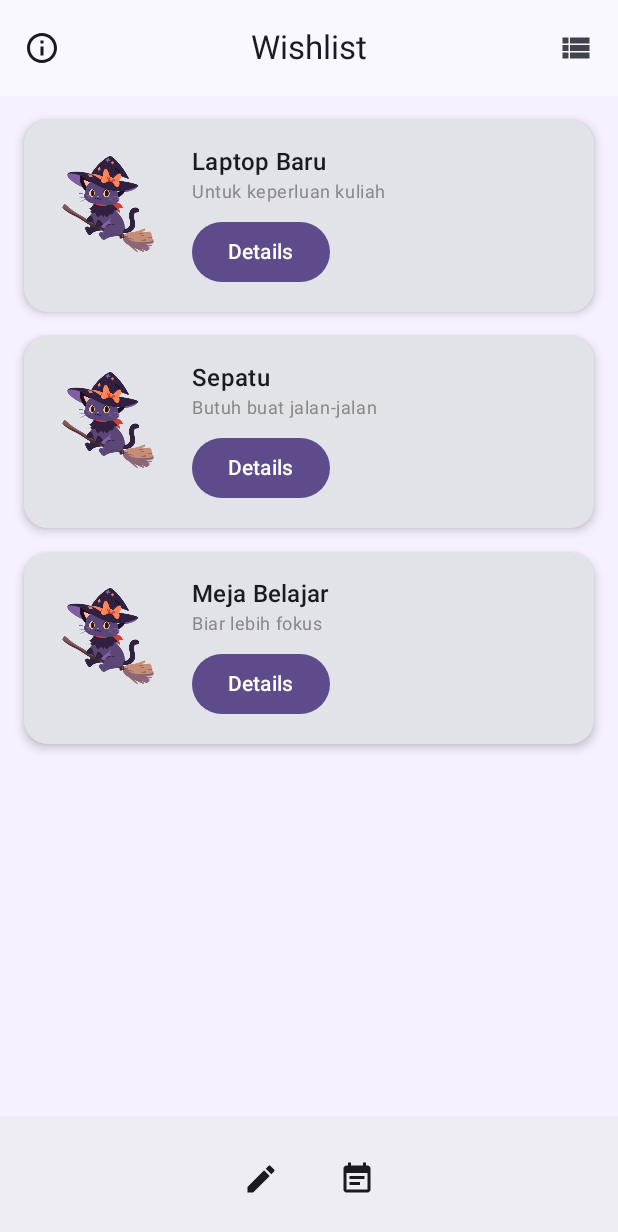
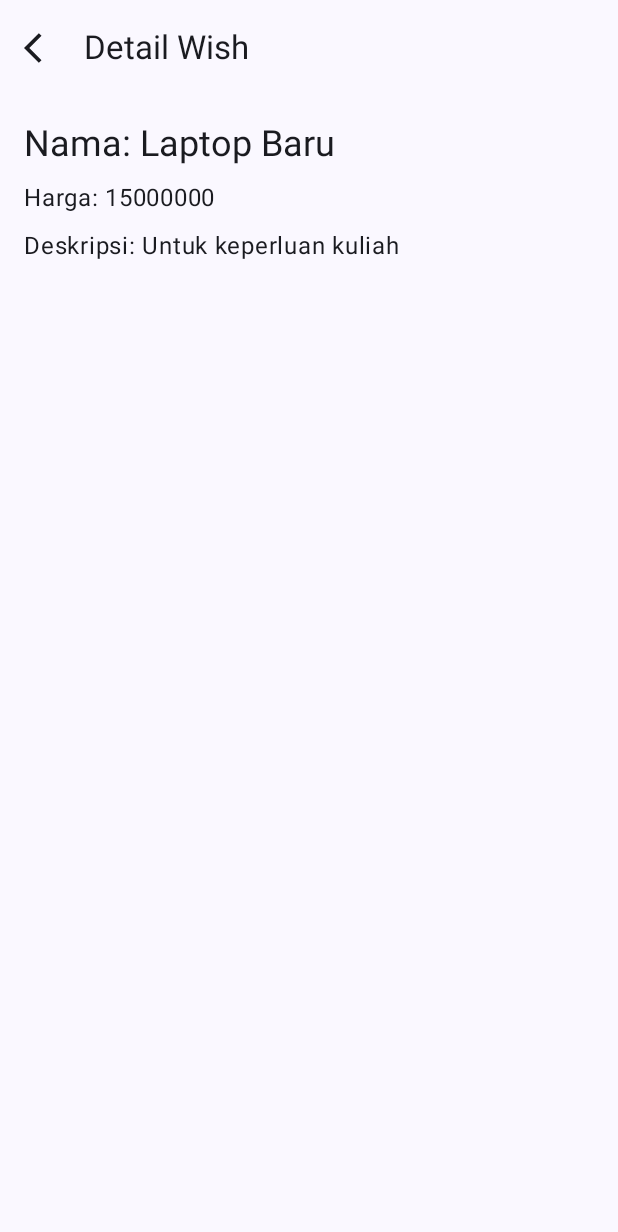
Before and after one commit to insaniaa/WishlyStack, an Android app built with Jetpack Compose: the WishlistScreen screen opened through its navigation route, after a tap on "Details", on a phone screen of 412 x 824 dp. Shown: the top 1232 px of the screen. Run offline under Robolectric (Android 15) with nearby library versions, the phone set to English and light mode, and no system bars.

Commit message:
Menambahkan halaman loading

```diff
--- a/app/src/main/java/com/tiyasinsania0090/wishlystack/component/WishItem.kt
+++ b/app/src/main/java/com/tiyasinsania0090/wishlystack/component/WishItem.kt
@@ -14,7 +14,11 @@ import com.tiyasinsania0090.wishlystack.R
 import com.tiyasinsania0090.wishlystack.model.Wish
 
 @Composable
-fun WishItem(wish: Wish, isGrid: Boolean = false) {
+fun WishItem(
+    wish: Wish,
+    isGrid: Boolean = false,
+    onDetailClick: () -> Unit
+) {
     Card(
         modifier = Modifier
             .padding(horizontal = if (isGrid) 4.dp else 16.dp, vertical = 8.dp)
@@ -37,18 +41,15 @@ fun WishItem(wish: Wish, isGrid: Boolean = false) {
                         .height(100.dp)
                         .clip(RoundedCornerShape(12.dp))
                 )
+                Text(text = wish.name, style = MaterialTheme.typography.titleMedium)
                 Text(
-                    text = wish.name,
-                    style = MaterialTheme.typography.titleMedium
-                )
-                Text(
-                    text = wish.notes,
+                    text = wish.description,
                     maxLines = 1,
                     style = MaterialTheme.typography.bodySmall,
                     color = Color.Gray
                 )
                 Button(
-                    onClick = { /* TODO: handle detail action */ },
+                    onClick = onDetailClick,
                     colors = ButtonDefaults.buttonColors(containerColor = Color(0xFF5E4B8B)),
                     modifier = Modifier.fillMaxWidth()
                 ) {
@@ -70,19 +71,16 @@ fun WishItem(wish: Wish, isGrid: Boolean = false) {
                 )
                 Spacer(modifier = Modifier.width(16.dp))
                 Column(modifier = Modifier.weight(1f)) {
+                    Text(text = wish.name, style = MaterialTheme.typography.titleMedium)
                     Text(
-                        text = wish.name,
-                        style = MaterialTheme.typography.titleMedium
-                    )
-                    Text(
-                        text = wish.notes,
+                        text = wish.description,
                         maxLines = 1,
                         style = MaterialTheme.typography.bodySmall,
                         color = Color.Gray
                     )
                     Spacer(modifier = Modifier.height(8.dp))
                     Button(
-                        onClick = { /* TODO: handle detail action */ },
+                        onClick = onDetailClick,
                         colors = ButtonDefaults.buttonColors(containerColor = Color(0xFF5E4B8B))
                     ) {
                         Text("Details")
--- a/app/src/main/java/com/tiyasinsania0090/wishlystack/model/Wish.kt
+++ b/app/src/main/java/com/tiyasinsania0090/wishlystack/model/Wish.kt
@@ -6,5 +6,5 @@ data class Wish(
     val type: String,
     val price: String,
     val priority: String,
-    val notes: String
+    val description: String,
 )
--- a/app/src/main/java/com/tiyasinsania0090/wishlystack/navigation/NavGraph.kt
+++ b/app/src/main/java/com/tiyasinsania0090/wishlystack/navigation/NavGraph.kt
@@ -2,12 +2,16 @@ package com.tiyasinsania0090.wishlystack.navigation
 
 import androidx.compose.runtime.Composable
 import androidx.navigation.NavHostController
+import androidx.navigation.NavType
 import androidx.navigation.compose.NavHost
 import androidx.navigation.compose.composable
+import androidx.navigation.navArgument
 import com.tiyasinsania0090.wishlystack.screen.AboutScreen
+import com.tiyasinsania0090.wishlystack.screen.DetailScreen
 import com.tiyasinsania0090.wishlystack.screen.FormScreen
 import com.tiyasinsania0090.wishlystack.screen.MainViewModel
 import com.tiyasinsania0090.wishlystack.screen.Screen
+import com.tiyasinsania0090.wishlystack.screen.SplashScreen
 import com.tiyasinsania0090.wishlystack.screen.WishlistScreen
 
 @Composable
@@ -17,13 +21,10 @@ fun AppNavGraph(
 ) {
     NavHost(
         navController = navController,
-        startDestination = Screen.Wishlist.route
+        startDestination = Screen.Splash.route
     ) {
-        composable(route = Screen.Wishlist.route) {
-            WishlistScreen(
-                wishList = viewModel.wishList,
-                navController = navController
-            )
+        composable(route = Screen.Splash.route) {
+            SplashScreen(navController = navController)
         }
 
         composable(route = Screen.Form.route) {
@@ -33,8 +34,27 @@ fun AppNavGraph(
             )
         }
 
+        composable(route = Screen.Wishlist.route) {
+            WishlistScreen(
+                wishList = viewModel.wishList,
+                navController = navController
+            )
+        }
+
         composable(route = Screen.About.route) {
             AboutScreen(onBack = { navController.popBackStack() })
         }
+
+        composable(
+            route = "detail/{wishId}",
+            arguments = listOf(navArgument("wishId") { type = NavType.IntType })
+        ) { backStackEntry ->
+            val wishId = backStackEntry.arguments?.getInt("wishId") ?: -1
+            DetailScreen(
+                wishId = wishId,
+                wishList = viewModel.wishList,
+                navController = navController
+            )
+        }
     }
 }
--- /dev/null
+++ b/app/src/main/java/com/tiyasinsania0090/wishlystack/screen/DetailScreen.kt
@@ -0,0 +1,57 @@
+package com.tiyasinsania0090.wishlystack.screen
+
+import androidx.compose.foundation.layout.*
+import androidx.compose.material3.*
+import androidx.compose.runtime.Composable
+import androidx.compose.ui.Alignment
+import androidx.compose.ui.Modifier
+import androidx.compose.ui.res.painterResource
+import androidx.compose.ui.unit.dp
+import androidx.navigation.NavHostController
+import com.tiyasinsania0090.wishlystack.R
+import com.tiyasinsania0090.wishlystack.model.Wish
+
+@OptIn(ExperimentalMaterial3Api::class)
+@Composable
+fun DetailScreen(
+    wishId: Int,
+    wishList: List<Wish>,
+    navController: NavHostController
+) {
+    val wish = wishList.find { it.id == wishId }
+
+    Scaffold(
+        topBar = {
+            TopAppBar(
+                title = { Text("Detail Wish") },
+                navigationIcon = {
+                    IconButton(onClick = { navController.popBackStack() }) {
+                        Icon(
+                            painter = painterResource(id = R.drawable.baseline_arrow_back_ios_24),
+                            contentDescription = "Back",
+                        )
+                    }
+                }
+
+            )
+        }
+    ) { padding ->
+        wish?.let {
+            Column(
+                modifier = Modifier
+                    .padding(padding)
+                    .padding(16.dp)
+            ) {
+                Text(text = "Nama: ${it.name}", style = MaterialTheme.typography.headlineSmall)
+                Spacer(modifier = Modifier.height(8.dp))
+                Text(text = "Harga: ${it.price}")
+                Spacer(modifier = Modifier.height(8.dp))
+                Text(text = "Deskripsi: ${it.description}")
+            }
+        } ?: run {
+            Box(modifier = Modifier.fillMaxSize(), contentAlignment = Alignment.Center) {
+                Text("Item tidak ditemukan")
+            }
+        }
+    }
+}
--- /dev/null
+++ b/app/src/main/java/com/tiyasinsania0090/wishlystack/screen/LoadingScreen.kt
@@ -0,0 +1,64 @@
+package com.tiyasinsania0090.wishlystack.screen
+
+import androidx.compose.runtime.*
+import androidx.compose.foundation.Image
+import androidx.compose.foundation.layout.*
+import androidx.compose.foundation.background
+import androidx.compose.material3.*
+import androidx.compose.ui.Alignment
+import androidx.compose.ui.Modifier
+import androidx.compose.ui.res.painterResource
+import androidx.compose.ui.unit.dp
+import androidx.navigation.NavController
+import com.tiyasinsania0090.wishlystack.R
+import kotlinx.coroutines.delay
+import androidx.compose.ui.unit.sp
+import androidx.compose.ui.text.font.FontWeight
+import androidx.compose.ui.graphics.Color
+import androidx.compose.ui.res.stringResource
+
+@Composable
+fun SplashScreen(navController: NavController) {
+    val backgroundColor = Color(0xFFF5ECFF)
+    val accentColor = Color(0xFF6A4699)
+
+    var dotCount by remember { mutableIntStateOf(1) }
+
+    LaunchedEffect(Unit) {
+        delay(2000L)
+        repeat(6) {
+            delay(500)
+            dotCount = (dotCount % 3) + 1
+        }
+
+        navController.navigate(Screen.Form.route) {
+            popUpTo(Screen.Splash.route) { inclusive = true }
+        }
+    }
+
+    Column(
+        modifier = Modifier
+            .fillMaxSize()
+            .background(backgroundColor)
+            .padding(bottom = 32.dp),
+        verticalArrangement = Arrangement.Center,
+        horizontalAlignment = Alignment.CenterHorizontally
+    ) {
+        Image(
+            painter = painterResource(id = R.drawable.cat),
+            contentDescription = "Loading Bunny",
+            modifier = Modifier
+                .height(120.dp)
+                .width(120.dp)
+        )
+
+        Spacer(modifier = Modifier.height(20.dp))
+
+        Text(
+            text = "${stringResource(R.string.loading)}${".".repeat(dotCount)}",
+            fontSize = 18.sp,
+            fontWeight = FontWeight.Medium,
+            color = accentColor
+        )
+    }
+}
--- a/app/src/main/java/com/tiyasinsania0090/wishlystack/screen/WishlistScreen.kt
+++ b/app/src/main/java/com/tiyasinsania0090/wishlystack/screen/WishlistScreen.kt
@@ -80,12 +80,15 @@
                 .fillMaxSize()
         ) { isList ->
             if (isList) {
-                LazyColumn(
-                    modifier = Modifier.fillMaxSize(),
-                    contentPadding = PaddingValues(vertical = 8.dp)
-                ) {
+                LazyColumn {
                     items(wishList) { wish ->
-                        WishItem(wish = wish, isGrid = false)
+                        WishItem(
+                            wish = wish,
+                            isGrid = false,
+                            onDetailClick = {
+                                navController.navigate("detail/${wish.id}")
+                            }
+                        )
                     }
                 }
             } else {
@@ -97,7 +100,13 @@
                     verticalArrangement = Arrangement.spacedBy(8.dp)
                 ) {
                     items(wishList) { wish ->
-                        WishItem(wish = wish, isGrid = true)
+                        WishItem(
+                            wish = wish,
+                            isGrid = true,
+                            onDetailClick = {
+                                navController.navigate("detail/${wish.id}")
+                            }
+                        )
                     }
                 }
             }
--- a/app/src/main/java/com/tiyasinsania0090/wishlystack/screen/screen.kt
+++ b/app/src/main/java/com/tiyasinsania0090/wishlystack/screen/screen.kt
@@ -4,4 +4,8 @@ sealed class Screen(val route: String) {
     data object Wishlist : Screen("wishlist")
     data object Form : Screen("form")
     data object About : Screen("about")
+    data object Splash : Screen("loading")
+    data object Detail : Screen("detail/{wishId}") {
+        fun createRoute(wishId: Int) = "detail/$wishId"
+    }
 }
--- a/app/src/main/res/values/strings.xml
+++ b/app/src/main/res/values/strings.xml
@@ -20,4 +20,5 @@
     <string name="about_application">Tentang Aplikasi ⋆. 𐙚 ˚</string>
     <string name="about_description">WishlyStack adalah sebuah aplikasi yang dapat membantu dalam mencatat semua daftar keinginan baik itu barang atau goals, mengelola prioritas, serta mencantumkan notes kecil sebagai motivasi dari pengguna untuk merealisasikan harapannya.</string>
     <string name="signature">Tertanda, Tiyas Insania D.</string>
+    <string name="loading">Loading</string>
 </resources>
```
Also changed, not shown: app/src/main/res/drawable/loadingcat.png (added).
